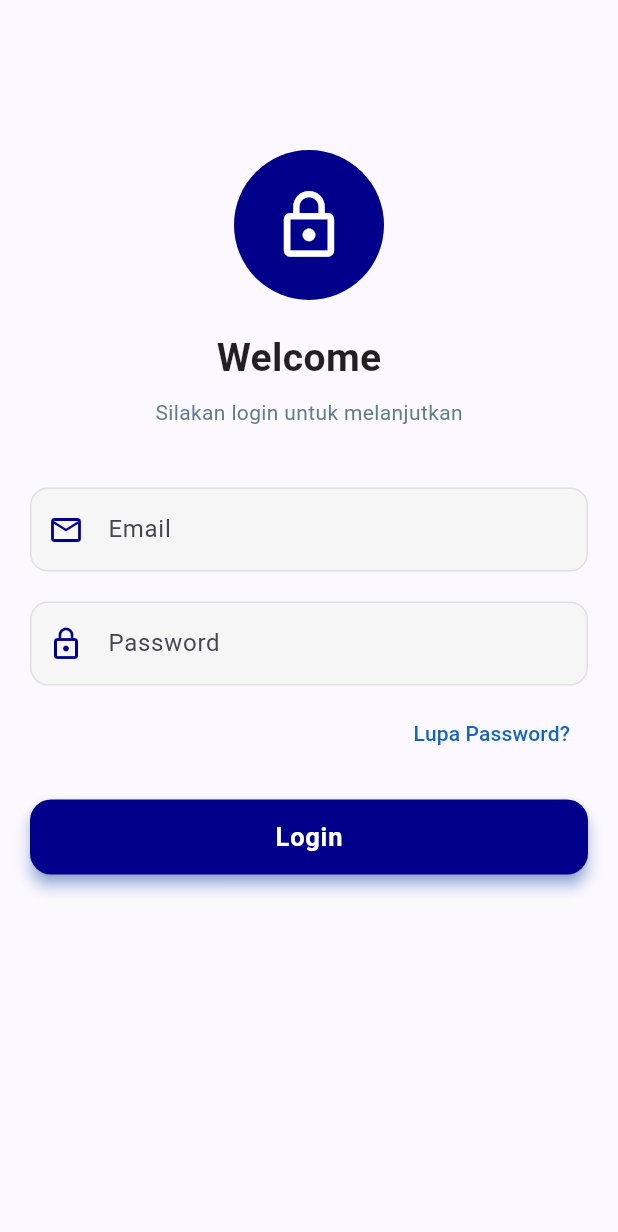
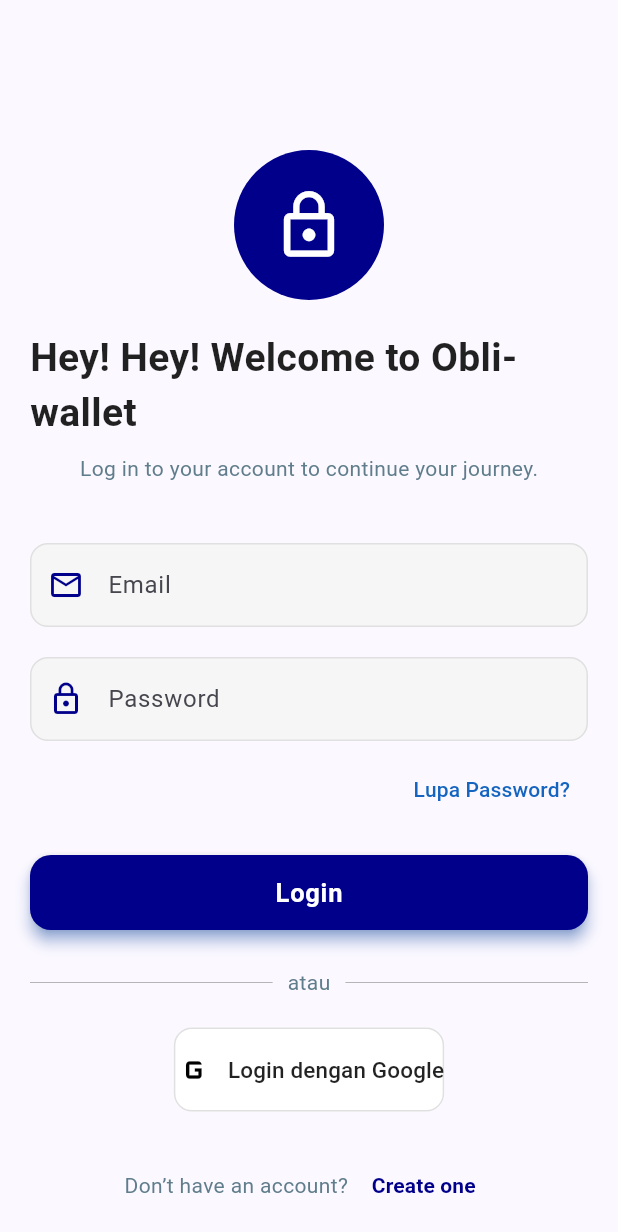
Before and after one commit to rismanitalst/tugas_splash, a Flutter app: the Login screen opened directly, on a phone screen of 412 x 824 dp. Shown: the top 1232 px of the screen. Run offline on Flutter 3.47's test engine with Material 3 defaults, Android fonts, the phone set to English and light mode, and no system bars.

Commit message:
add continue with Google button

```diff
--- a/lib/screen/login.dart
+++ b/lib/screen/login.dart
@@ -6,17 +6,19 @@
   @override
   Widget build(BuildContext context) {
     return Scaffold(
-      body: SingleChildScrollView(
+      body: SafeArea(
+        child: SingleChildScrollView(
+        physics: const BouncingScrollPhysics(), // biar scroll halus di desktop & mobile
         child: Container(
           padding: const EdgeInsets.all(20.0),
       child: Center(
             child: Column(
               mainAxisAlignment: MainAxisAlignment.center,
               crossAxisAlignment: CrossAxisAlignment.center,
+              mainAxisSize: MainAxisSize.min,
               children: [
                 const SizedBox(height: 80),
-
-              // Icon biru dengan ikon kunci
+                // Icon kunci biru
                 Container(
                   width: 100,
                   height: 100,
@@ -33,8 +35,9 @@
 
                 const SizedBox(height: 20),
 
+                // Teks sambutan
                 const Text(
-                "Welcome  ",
+                  "Hey! Hey! Welcome to Obli-wallet ",
                   style: TextStyle(
                     fontSize: 26,
                     fontWeight: FontWeight.bold,
@@ -43,7 +46,7 @@
                 ),
                 const SizedBox(height: 8),
                 const Text(
-                "Silakan login untuk melanjutkan",
+                  "Log in to your account to continue your journey.",
                   style: TextStyle(
                     fontSize: 14,
                     color: Colors.blueGrey,
@@ -52,7 +55,7 @@
 
                 const SizedBox(height: 40),
 
-              //TextField Input Email
+                // TextField Input Email
                 TextField(
                   keyboardType: TextInputType.emailAddress,
                   decoration: InputDecoration(
@@ -71,14 +74,16 @@
                     focusedBorder: OutlineInputBorder(
                       borderRadius: BorderRadius.circular(12),
                       borderSide: const BorderSide(
-                    color: Color(0xFF00008B), // biru tua pas fokus
+                        color: Color(0xFF00008B),
                         width: 2,
                       ),
                     ),
                   ),
                 ),
+
                 const SizedBox(height: 20),
-              //TextField Input Password
+
+                // TextField Input Password
                 TextField(
                   obscureText: true,
                   decoration: InputDecoration(
@@ -105,7 +110,8 @@
                 ),
 
                 const SizedBox(height: 8),
-                //Tambahkan tombol Lupa Password
+
+                // Tambahkan tombol Lupa Password
                 Align(
                   alignment: Alignment.centerRight,
                   child: TextButton(
@@ -121,7 +127,8 @@
                 ),
 
                 const SizedBox(height: 20),
-              //Tombol Login
+
+                // Tombol Login
                 SizedBox(
                   width: double.infinity,
                   height: 50,
@@ -129,18 +136,21 @@
                     onPressed: () {
                       ScaffoldMessenger.of(context).showSnackBar(
                         const SnackBar(
-                        content: Text("Login berhasil! 🔐", textAlign: TextAlign.center),
+                          content: Text(
+                            "Login berhasil! 🔐",
+                            textAlign: TextAlign.center,
+                          ),
                           duration: Duration(seconds: 2),
                         ),
                       );
                     },
                     style: ElevatedButton.styleFrom(
-                    backgroundColor: const Color(0xFF00008B), // biru tua elegan
+                      backgroundColor: const Color(0xFF00008B),
                       foregroundColor: Colors.white,
                       shape: RoundedRectangleBorder(
-                      borderRadius: BorderRadius.circular(14), // lebih halus
+                        borderRadius: BorderRadius.circular(14),
                       ),
-                    elevation: 4, // efek sedikit naik
+                      elevation: 4,
                       shadowColor: Colors.blueAccent,
                     ),
                     child: const Text(
@@ -154,7 +164,86 @@
                   ),
                 ),
 
+                const SizedBox(height: 25),
+
+                //teks "atau"
+                Row(
+                  children: const [
+                    Expanded(
+                      child: Divider(
+                        color: Colors.grey,
+                        thickness: 0.5,
+                        endIndent: 10,
+                      ),
+                    ),
+                    Text(
+                      "atau",
+                      style: TextStyle(color: Colors.blueGrey),
+                    ),
+                    Expanded(
+                      child: Divider(
+                        color: Colors.grey,
+                        thickness: 0.5,
+                        indent: 10,
+                      ),
+                    ),
                   ],
+                ),
+
+                const SizedBox(height: 20),
+
+                //Tombol Login dengan Google
+                OutlinedButton.icon(
+                  onPressed: () {},
+                  icon: const Icon(
+                    Icons.g_mobiledata,
+                    color: Colors.black,
+                    size: 28,
+                  ),
+                  label: const Text(
+                    'Login dengan Google',
+                    style: TextStyle(
+                      color: Colors.black87,
+                      fontSize: 15,
+                      fontWeight: FontWeight.w500,
+                    ),
+                  ),
+                  style: OutlinedButton.styleFrom(
+                    backgroundColor: Colors.white,
+                    padding: const EdgeInsets.symmetric(vertical: 14),
+                    shape: RoundedRectangleBorder(
+                      borderRadius: BorderRadius.circular(12),
+                    ),
+                    side: const BorderSide(
+                      color: Color(0xFFE0E0E0),
+                    ),
+                  ),
+                ),
+
+                const SizedBox(height: 25),
+
+                // Footer bawah
+                Row(
+                  mainAxisAlignment: MainAxisAlignment.center,
+                  children: [
+                    const Text(
+                      "Don’t have an account? ",
+                      style: TextStyle(color: Colors.blueGrey),
+                    ),
+                    TextButton(
+                      onPressed: () {},
+                      child: const Text(
+                        "Create one",
+                        style: TextStyle(
+                          color: Color(0xFF00008B),
+                          fontWeight: FontWeight.bold,
+                          ),
+                        ),
+                      ),
+                    ],
+                  ),
+                ],
+              ),
             ),
           ),
        ),
```
Lines whose indentation alone changed are shown as unchanged.
